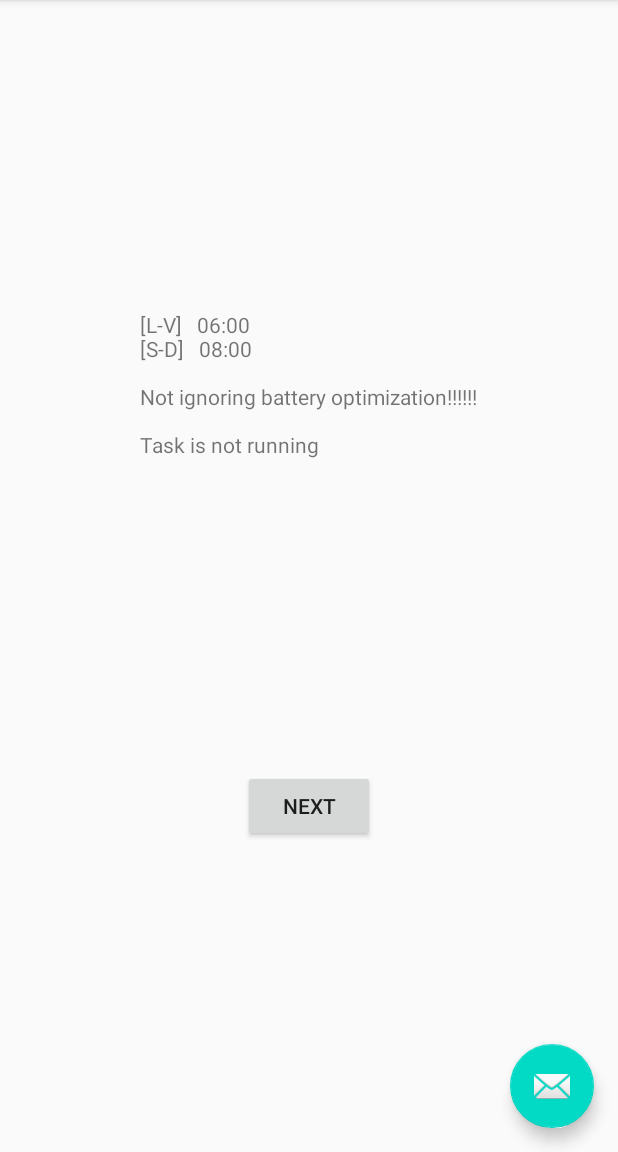
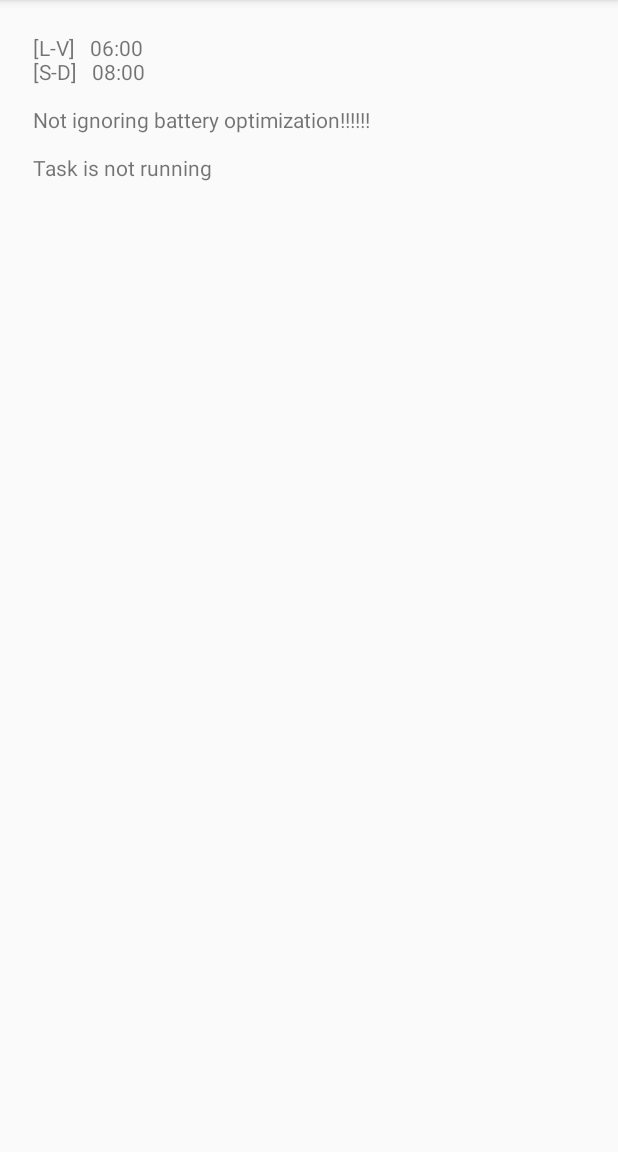
Before and after one commit to ollbap/RadioDownloader, an Android app: the screen it shows after launch (MainActivity), on a phone screen of 412 x 824 dp, the part 84-1236 px from its top. Run offline under Robolectric (Android 15) with nearby library versions, the phone set to English and light mode, and no system bars.

Commit message:
Removed unused view content

```diff
--- a/app/src/main/java/es/ollbap/radiodownloader/FirstFragment.java
+++ b/app/src/main/java/es/ollbap/radiodownloader/FirstFragment.java
@@ -22,13 +22,5 @@ public class FirstFragment extends Fragment {
 
     public void onViewCreated(@NonNull View view, Bundle savedInstanceState) {
         super.onViewCreated(view, savedInstanceState);
-
-        view.findViewById(R.id.button_first).setOnClickListener(new View.OnClickListener() {
-            @Override
-            public void onClick(View view) {
-                NavHostFragment.findNavController(FirstFragment.this)
-                        .navigate(R.id.action_FirstFragment_to_SecondFragment);
-            }
-        });
     }
 }
--- a/app/src/main/java/es/ollbap/radiodownloader/MainActivity.java
+++ b/app/src/main/java/es/ollbap/radiodownloader/MainActivity.java
@@ -5,16 +5,12 @@ import android.content.Context;
 import android.content.pm.PackageManager;
 import android.os.Bundle;
 
-import com.google.android.material.floatingactionbutton.FloatingActionButton;
-import com.google.android.material.snackbar.Snackbar;
-
 import androidx.appcompat.app.AppCompatActivity;
 import androidx.appcompat.widget.Toolbar;
 import androidx.core.app.ActivityCompat;
 import androidx.core.content.ContextCompat;
 
 import android.os.PowerManager;
-import android.view.View;
 import android.view.Menu;
 import android.view.MenuItem;
 import android.widget.TextView;
@@ -39,15 +35,6 @@ public class MainActivity extends AppCompatActivity {
         setContentView(R.layout.activity_main);
         Toolbar toolbar = findViewById(R.id.toolbar);
         setSupportActionBar(toolbar);
-
-        FloatingActionButton fab = findViewById(R.id.fab);
-        fab.setOnClickListener(new View.OnClickListener() {
-            @Override
-            public void onClick(View view) {
-                Snackbar.make(view, "Replace with your own action", Snackbar.LENGTH_LONG)
-                        .setAction("Action", null).show();
-            }
-        });
     }
 
     @Override
--- a/app/src/main/res/layout/activity_main.xml
+++ b/app/src/main/res/layout/activity_main.xml
@@ -22,12 +22,4 @@
 
     <include layout="@layout/content_main" />
 
-    <com.google.android.material.floatingactionbutton.FloatingActionButton
-        android:id="@+id/fab"
-        android:layout_width="wrap_content"
-        android:layout_height="wrap_content"
-        android:layout_gravity="bottom|end"
-        android:layout_margin="@dimen/fab_margin"
-        app:srcCompat="@android:drawable/ic_dialog_email" />
-
 </androidx.coordinatorlayout.widget.CoordinatorLayout>
--- a/app/src/main/res/layout/fragment_first.xml
+++ b/app/src/main/res/layout/fragment_first.xml
@@ -8,21 +8,14 @@
 
     <TextView
         android:id="@+id/textview_first"
-        android:layout_width="wrap_content"
-        android:layout_height="wrap_content"
+        android:layout_width="fill_parent"
+        android:layout_height="fill_parent"
         android:text="@string/hello_first_fragment"
-        app:layout_constraintBottom_toTopOf="@id/button_first"
         app:layout_constraintEnd_toEndOf="parent"
         app:layout_constraintStart_toStartOf="parent"
-        app:layout_constraintTop_toTopOf="parent" />
+        app:layout_constraintTop_toTopOf="parent"
+        android:layout_marginTop="22dp"
+        android:layout_marginStart="22dp"
+        />
 
-    <Button
-        android:id="@+id/button_first"
-        android:layout_width="wrap_content"
-        android:layout_height="wrap_content"
-        android:text="@string/next"
-        app:layout_constraintBottom_toBottomOf="parent"
-        app:layout_constraintEnd_toEndOf="parent"
-        app:layout_constraintStart_toStartOf="parent"
-        app:layout_constraintTop_toBottomOf="@id/textview_first" />
 </androidx.constraintlayout.widget.ConstraintLayout>
--- a/app/src/main/res/navigation/nav_graph.xml
+++ b/app/src/main/res/navigation/nav_graph.xml
@@ -10,19 +10,5 @@
         android:name="es.ollbap.radiodownloader.FirstFragment"
         android:label="@string/first_fragment_label"
         tools:layout="@layout/fragment_first">
-
-        <action
-            android:id="@+id/action_FirstFragment_to_SecondFragment"
-            app:destination="@id/SecondFragment" />
-    </fragment>
-    <fragment
-        android:id="@+id/SecondFragment"
-        android:name="es.ollbap.radiodownloader.SecondFragment"
-        android:label="@string/second_fragment_label"
-        tools:layout="@layout/fragment_second">
-
-        <action
-            android:id="@+id/action_SecondFragment_to_FirstFragment"
-            app:destination="@id/FirstFragment" />
     </fragment>
 </navigation>
```
Also changed, not shown: app/src/main/java/es/ollbap/radiodownloader/RepeatingAlarmFragment.java (deleted, +0 -79 lines), app/src/main/java/es/ollbap/radiodownloader/SecondFragment.java (deleted, +0 -34 lines), app/src/main/res/layout/fragment_second.xml (deleted, +0 -27 lines).
